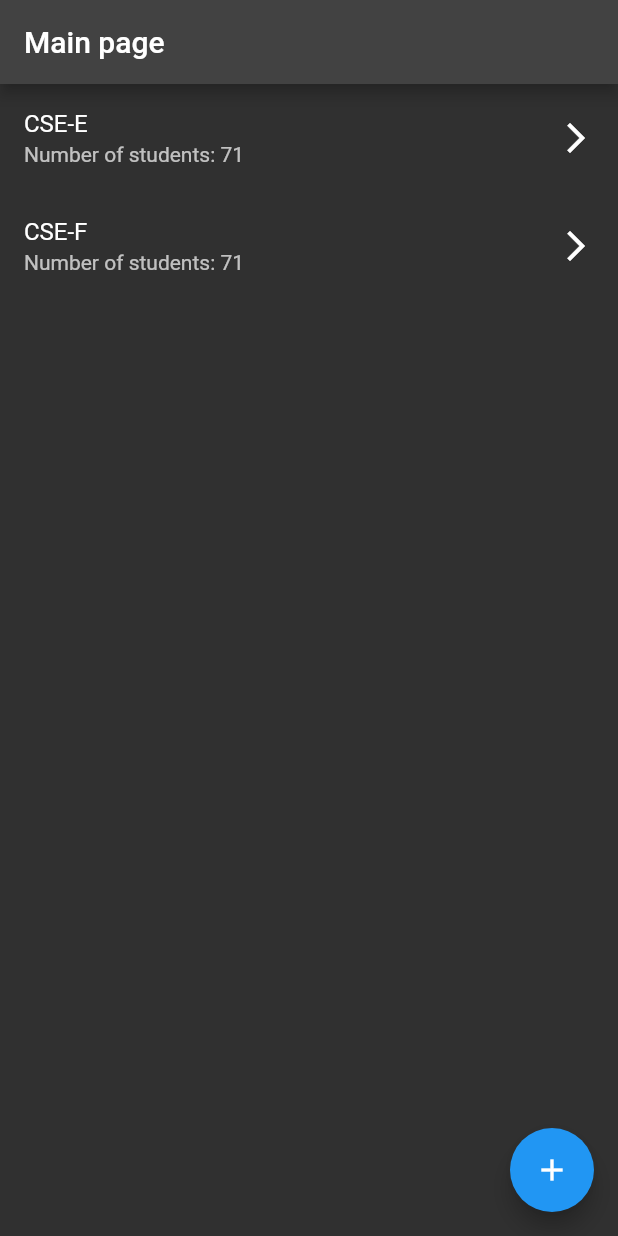
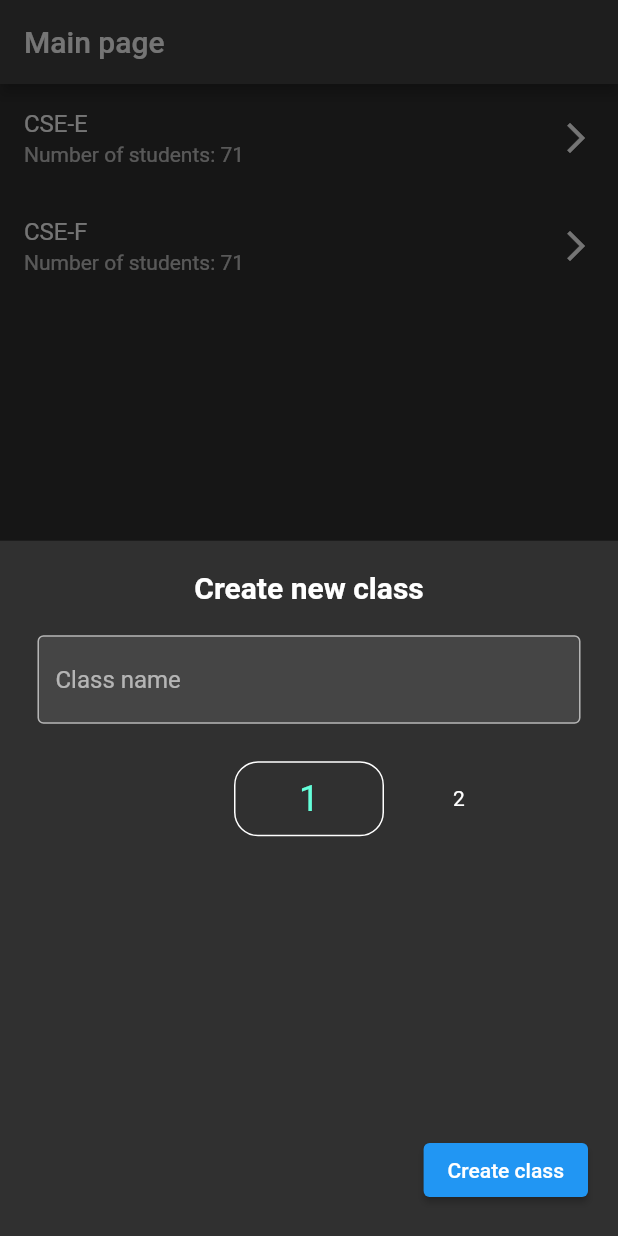
Before and after one commit to vinayak5002/attender, a Flutter app: the screen it shows after launch, after a tap on the "add" icon, on a phone screen of 412 x 824 dp. Run offline on Flutter 3.47's test engine with Material 2 defaults, Android fonts, the phone set to English and light mode, and no system bars; drawn by our look-alikes of numberpicker; our stand-ins replace shared_preferences, swipe_cards.

Commit message:
Add class, delete class in MainPage

```diff
--- a/lib/Data/Data.dart
+++ b/lib/Data/Data.dart
@@ -16,6 +16,18 @@ class Data extends ChangeNotifier {
 
   void deleteAttendance(String cls, DateTime dt){
     classes.firstWhere((e) => e.name == cls).deleteAttendance(dt);
+    notifyListeners();
+    storeData();
+  }
+
+  void addClass(String name, int numStudents){
+    classes.add(Class(name: name, numStudents: numStudents));
+    notifyListeners();
+    storeData();
+  }
+
+  void deleteClass(String name){
+    classes.removeWhere((e) => e.name == name);
     notifyListeners();
     storeData();
   }
--- a/lib/Pages/MainPage.dart
+++ b/lib/Pages/MainPage.dart
@@ -1,5 +1,6 @@
 import 'package:attender/Pages/ClassPage.dart';
 import 'package:flutter/material.dart';
+import 'package:numberpicker/numberpicker.dart';
 import 'package:provider/provider.dart';
 
 import '../Data/Data.dart';
@@ -16,17 +17,12 @@ class MyHomePage extends StatefulWidget {
 }
 
 class _MyHomePageState extends State<MyHomePage> {
-  int _counter = 0;
 
-  void _incrementCounter() {
-    setState(() {
-      _counter++;
-    });
-  }
+  final classNameController = TextEditingController();
+  int numStudentsController = 1;
 
   @override
   Widget build(BuildContext context) {
-
     return Scaffold(
       appBar: AppBar(
         title: Text(widget.title),
@@ -47,6 +43,35 @@ class _MyHomePageState extends State<MyHomePage> {
                   ),
                 );
               },
+
+              onLongPress: () {
+                showDialog(
+                  context: context,
+                  builder: (BuildContext context) {
+                    return AlertDialog(
+                      title: const Text('Confirmation'),
+                      content: const Text('Do you want to delete this Class?'),
+                      actions: <Widget>[
+                        ElevatedButton(
+                          onPressed: () {
+                            Navigator.of(context).pop(); // Close the dialog
+                          },
+                          child: const Text('Cancel'),
+                        ),
+                        ElevatedButton(
+                          onPressed: () {
+                            Navigator.of(context).pop();
+                            setState(() {
+                              Provider.of<Data>(context, listen: false).deleteClass(Provider.of<Data>(context, listen: false).classes[index].name);
+                            });
+                          },
+                          child: const Text('Confirm'),
+                        ),
+                      ],
+                    );
+                  },
+                );
+              },
             );
           },
         ),
@@ -54,9 +79,87 @@ class _MyHomePageState extends State<MyHomePage> {
 
 
       floatingActionButton: FloatingActionButton(
-        onPressed: _incrementCounter,
-        tooltip: 'Increment',
+        tooltip: 'Add class',
         child: const Icon(Icons.add),
+        onPressed: () {
+          showModalBottomSheet(
+            context: context,
+            builder: (BuildContext context) {
+              return StatefulBuilder(
+                builder: (context, setState) {
+                  return Center(
+                    child: Padding(
+                      padding: const EdgeInsets.all(20),
+                      child: Column(
+                        children: [
+                          const Text(
+                            "Create new class",
+                            style: TextStyle(fontSize: 20, fontWeight: FontWeight.bold),
+                          ),
+
+                          Padding(
+                            padding: const EdgeInsets.fromLTRB(5, 20, 5, 0),
+                            child: TextField(
+                              controller: classNameController,
+                              decoration: const InputDecoration(
+                                hintText: "Class name",
+                                border: OutlineInputBorder(
+                                  borderSide: BorderSide(color: Colors.blueAccent)
+                                ),
+                                filled: true,
+                              ),
+                              onChanged: (value) {
+                                // Provider.of<Data>(context, listen: false).newClassName = value;/
+                              },
+                            ),
+                          ),
+
+                          Padding(
+                            padding: const EdgeInsets.fromLTRB(5, 25, 5, 0),
+                            child: NumberPicker(
+                              minValue: 1,
+                              maxValue: 100,
+                              value: numStudentsController,
+                              step: 1,
+                              onChanged: (value) => setState(() => numStudentsController = value),
+                              axis: Axis.horizontal,
+                              decoration: BoxDecoration(
+                                borderRadius: BorderRadius.circular(16),
+                                border: Border.all(color: Colors.white),
+                              ),
+                            ),
+                          ),
+
+                          const Expanded(
+                            child: SizedBox(
+                              width: double.infinity, // Set width to fill available horizontal space
+                              height: double.infinity, // Set height to fill available vertical space
+                            ),
+                          ),
+
+                          Align(
+                            alignment: Alignment.bottomRight,
+                            child: ElevatedButton(
+                              child: const Text("Create class"),
+                              onPressed: () {
+                                Provider.of<Data>(context, listen: false).addClass(classNameController.text, numStudentsController);
+
+                                classNameController.clear();
+                                numStudentsController = 1;
+
+                                Navigator.of(context).pop();
+                              },
+                            ),
+                          )
+                        ],
+                      ),
+                    ),
+                  );
+                },
+              );
+            }
+          );
+        }
       ),
 
     );
--- a/lib/main.dart
+++ b/lib/main.dart
@@ -24,7 +24,6 @@ class MyApp extends StatelessWidget {
         theme: ThemeData.dark().copyWith(
           floatingActionButtonTheme: const FloatingActionButtonThemeData(
             backgroundColor: Colors.blue,
-            foregroundColor: Colors.white
           )
         ),
         home: const MyHomePage(title: 'Main page'),
--- a/pubspec.yaml
+++ b/pubspec.yaml
@@ -38,6 +38,7 @@ dependencies:
   swipe_cards: ^2.0.0+1
   intl: ^0.17.0
   shared_preferences: ^2.2.1
+  numberpicker: ^2.1.2
 
 dev_dependencies:
   flutter_test:
```
Also changed, not shown: pubspec.lock.
